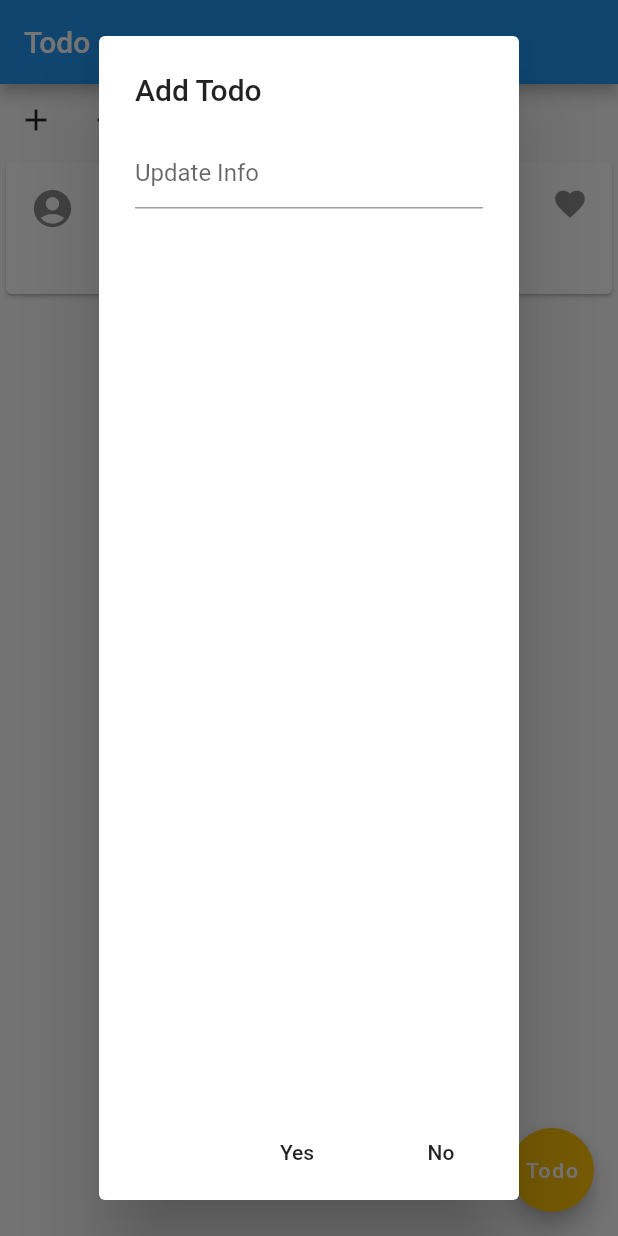
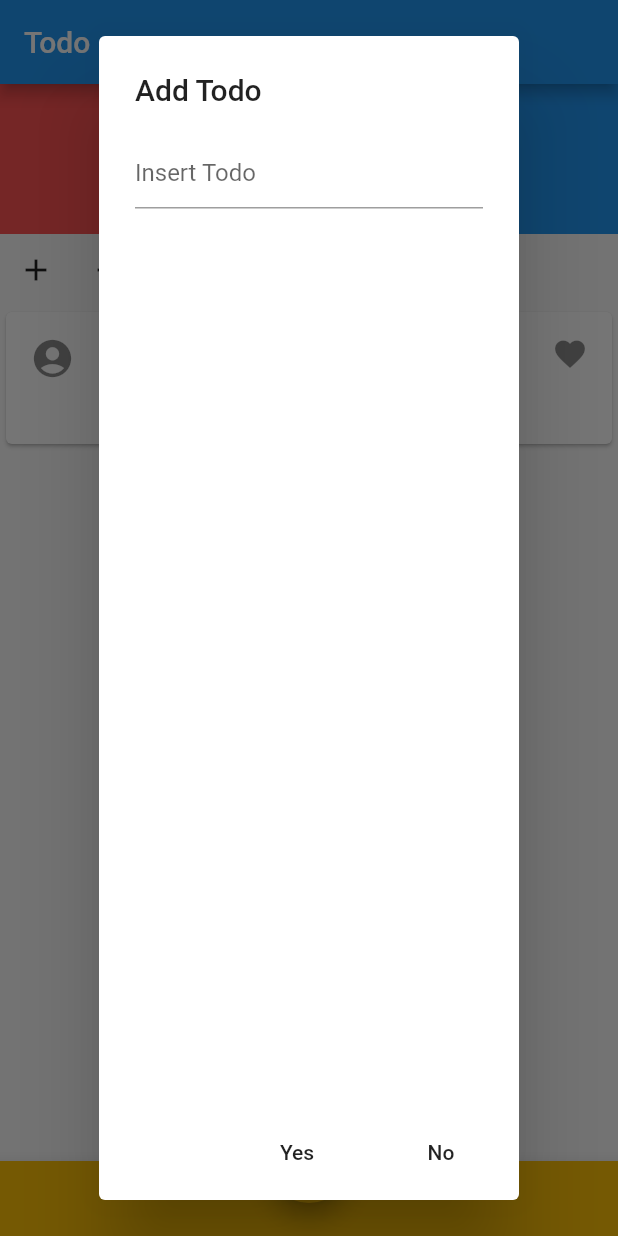
Before and after one commit to mithublue/flutter-todo, a Flutter app: the screen it shows after launch, after a tap on "Todo", on a phone screen of 412 x 824 dp. Run offline on Flutter 3.47's test engine with Material 2 defaults, Android fonts, the phone set to English and light mode, and no system bars.

Commit message:
initial commit

```diff
--- a/lib/main.dart
+++ b/lib/main.dart
@@ -16,38 +16,45 @@ class ListViewWidget extends StatefulWidget{
 
 class _ListViewWidgetState extends State<ListViewWidget> {
   int listNum = 1;
-  TextEditingController _number;
+  TextEditingController _todo;
+  List todo_list = <Widget>[];
 
   @override
   initState(){
-    _number = new TextEditingController();
+    _todo = new TextEditingController();
     super.initState();
   }
 
-  List GenerateList(int num) {
-    final List list = <Widget>[];
-    for( var i = 1; i <= num; i++ ) {
-      list.add(Card(
+  addToDo( title, subtitle ) {
+    setState(() {
+      this.todo_list.add(Card(
         child: ListTile(
           leading: Icon(
             Icons.account_circle,
             size: 30,
           ),
           trailing: Icon(
-            Icons.favorite
+              Icons.favorite
           ),
-          title: Text('Index $i'),
-          subtitle: Text( '$i' ),
+          title: Text(title),
+          subtitle: Text(subtitle),
           isThreeLine: true,
-
         ),
       ));
+    });
+
+  }
+
+  GenerateList(int num) {
+    final List list = <Widget>[];
+    for( var i = 1; i <= num; i++ ) {
+      addToDo('Index $i','$i');
     }
-    return list;
   }
 
   @override
   Widget build(BuildContext context) {
+    GenerateList(this.listNum);
     // TODO: implement build
     return Scaffold(
       appBar: AppBar(
@@ -55,6 +62,22 @@ class _ListViewWidgetState extends State<ListViewWidget> {
       ),
       body: ListView(
         children: [
+          Row(
+            children: [
+              Expanded(
+                child: Container(
+                  color: Colors.redAccent,
+                  height: 100,
+                ),
+              ),
+              Expanded(
+                child: Container(
+                  color: Colors.blue,
+                  height: 100,
+                ),
+              )
+            ],
+          ),
           Row(
             children: [
               IconButton(icon: Icon(Icons.add), onPressed: (){
@@ -74,9 +97,15 @@ class _ListViewWidgetState extends State<ListViewWidget> {
             ],
           ),
           Column(
-            children: GenerateList(this.listNum),
+            children: this.todo_list,
           ),
         ]
+      ),
+      bottomNavigationBar: BottomAppBar(
+        color: Colors.amber,
+        child: Container(
+          height: 50.0,
+        ),
       ),
       floatingActionButton: FloatingActionButton(onPressed: (){
         showDialog(
@@ -87,20 +116,15 @@ class _ListViewWidgetState extends State<ListViewWidget> {
               content: Column(
                 children: [
                   TextField(
-                    decoration: InputDecoration(hintText: "Update Info"),
-                    keyboardType: TextInputType.number,
-                    controller: _number,
+                    decoration: InputDecoration(hintText: "Insert Todo"),
+                    keyboardType: TextInputType.text,
+                    controller: _todo,
                   )
                 ],
               ),
               actions: [
                 FlatButton(onPressed: (){
-                  setState(() {
-                    var n = int.parse(_number.text);
-                    if( n >= 0 ) {
-                      this.listNum = n;
-                    }
-                  });
+                  addToDo(_todo.text, _todo.text);
                 }, child: Text('Yes')),
                 FlatButton(onPressed: (){}, child: Text('No'))
               ],
@@ -111,6 +135,7 @@ class _ListViewWidgetState extends State<ListViewWidget> {
         backgroundColor: Colors.amber,
         child: Text("Todo"),
       ),
+      floatingActionButtonLocation: FloatingActionButtonLocation.centerDocked,
     );
   }
 }
```
Also changed, not shown: pubspec.lock.
